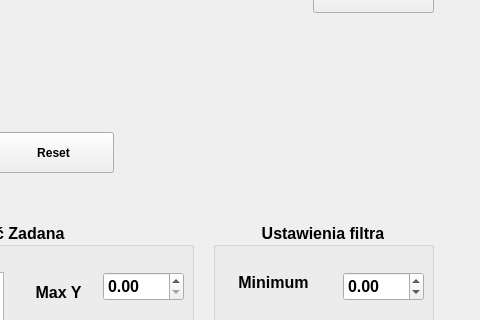
The window that symulator.ui (AleksandraWronaa/SymulatorUAR_GUI) describes before a commit, drawn with Qt 5; both pictures show x 667 to 1147 and y 208 to 528 of the 1147 by 641 pixel window.
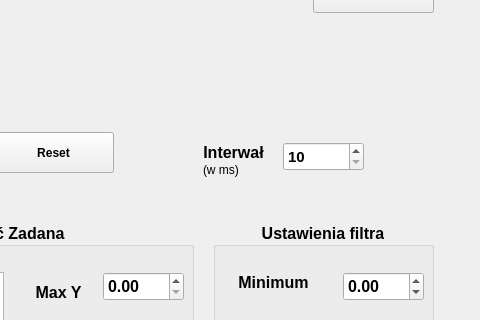
The same window after the commit.

Commit message: add interval set

What changed in the file:
```diff
--- a/symulator.ui
+++ b/symulator.ui
@@ -589,6 +589,69 @@
      <string>Stop</string>
     </property>
    </widget>
+   <widget class="QLabel" name="label_interval">
+    <property name="geometry">
+     <rect>
+      <x>850</x>
+      <y>350</y>
+      <width>101</width>
+      <height>20</height>
+     </rect>
+    </property>
+    <property name="font">
+     <font>
+      <pointsize>12</pointsize>
+      <bold>true</bold>
+     </font>
+    </property>
+    <property name="text">
+     <string>Interwał</string>
+    </property>
+    <property name="textFormat">
+     <enum>Qt::AutoText</enum>
+    </property>
+    <property name="alignment">
+     <set>Qt::AlignCenter</set>
+    </property>
+   </widget>
+   <widget class="QDoubleSpinBox" name="spinbox_interval">
+    <property name="geometry">
+     <rect>
+      <x>950</x>
+      <y>350</y>
+      <width>81</width>
+      <height>29</height>
+     </rect>
+    </property>
+    <property name="font">
+     <font>
+      <pointsize>11</pointsize>
+      <bold>true</bold>
+     </font>
+    </property>
+    <property name="decimals">
+     <number>0</number>
+    </property>
+    <property name="minimum">
+     <double>10.000000000000000</double>
+    </property>
+    <property name="maximum">
+     <double>10000.000000000000000</double>
+    </property>
+   </widget>
+   <widget class="QLabel" name="label_ms">
+    <property name="geometry">
+     <rect>
+      <x>870</x>
+      <y>370</y>
+      <width>49</width>
+      <height>16</height>
+     </rect>
+    </property>
+    <property name="text">
+     <string>(w ms)</string>
+    </property>
+   </widget>
   </widget>
   <widget class="QMenuBar" name="menubar">
    <property name="geometry">
```
The commit also changes 3 other files.
